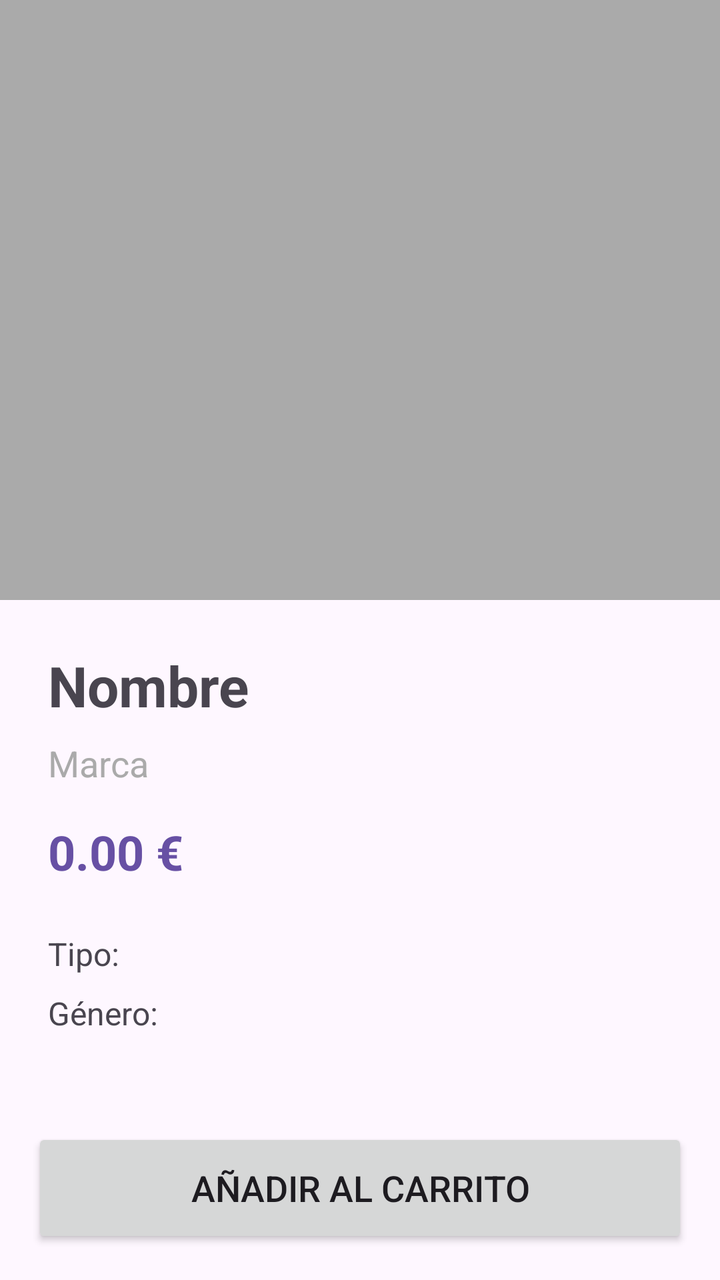
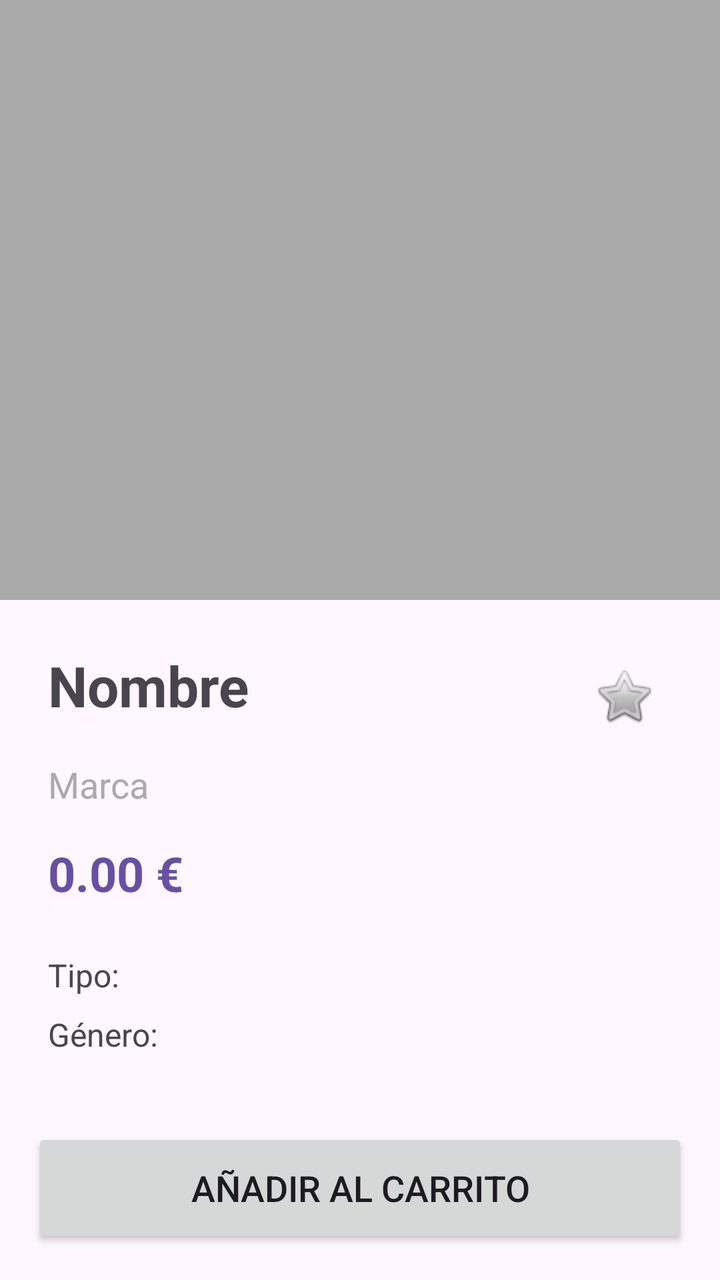

Two renders of the same Android screen: before a commit and after it. Below are the layout's source before the change and the commit's diff.
<!-- AndroidManifest.xml: application theme Theme.Proyectofinal -->
<!-- res/layout/activity_perfume_detail.xml -->
<?xml version="1.0" encoding="utf-8"?>
<androidx.constraintlayout.widget.ConstraintLayout xmlns:android="http://schemas.android.com/apk/res/android"
    xmlns:app="http://schemas.android.com/apk/res-auto"
    xmlns:tools="http://schemas.android.com/tools"
    android:layout_width="match_parent"
    android:layout_height="match_parent"
    tools:context=".ui.PerfumeDetailActivity">

    <ScrollView
        android:layout_width="match_parent"
        android:layout_height="0dp"
        app:layout_constraintBottom_toTopOf="@+id/btnComprar"
        app:layout_constraintTop_toTopOf="parent">

        <LinearLayout
            android:layout_width="match_parent"
            android:layout_height="wrap_content"
            android:orientation="vertical">

            <ImageView
                android:id="@+id/ivDetailImagen"
                android:layout_width="match_parent"
                android:layout_height="300dp"
                android:scaleType="centerCrop"
                android:src="@android:color/darker_gray" />

            <LinearLayout
                android:layout_width="match_parent"
                android:layout_height="wrap_content"
                android:orientation="vertical"
                android:padding="24dp">

                <TextView
                    android:id="@+id/tvDetailNombre"
                    android:layout_width="match_parent"
                    android:layout_height="wrap_content"
                    android:text="Nombre"
                    android:textSize="28sp"
                    android:textStyle="bold" />

                <TextView
                    android:id="@+id/tvDetailMarca"
                    android:layout_width="match_parent"
                    android:layout_height="wrap_content"
                    android:layout_marginTop="8dp"
                    android:text="Marca"
                    android:textSize="18sp"
                    android:textColor="@android:color/darker_gray" />

                <TextView
                    android:id="@+id/tvDetailPrecio"
                    android:layout_width="match_parent"
                    android:layout_height="wrap_content"
                    android:layout_marginTop="16dp"
                    android:text="0.00 €"
                    android:textColor="?attr/colorPrimary"
                    android:textSize="24sp"
                    android:textStyle="bold" />

                <TextView
                    android:id="@+id/tvDetailTipo"
                    android:layout_width="match_parent"
                    android:layout_height="wrap_content"
                    android:layout_marginTop="24dp"
                    android:text="Tipo: "
                    android:textSize="16sp" />

                <TextView
                    android:id="@+id/tvDetailGenero"
                    android:layout_width="match_parent"
                    android:layout_height="wrap_content"
                    android:layout_marginTop="8dp"
                    android:text="Género: "
                    android:textSize="16sp" />

            </LinearLayout>
        </LinearLayout>
    </ScrollView>

    <Button
        android:id="@+id/btnComprar"
        android:layout_width="match_parent"
        android:layout_height="60dp"
        android:layout_margin="16dp"
        android:text="Añadir al Carrito"
        android:textSize="18sp"
        app:layout_constraintBottom_toBottomOf="parent"
        app:layout_constraintEnd_toEndOf="parent"
        app:layout_constraintStart_toStartOf="parent" />

</androidx.constraintlayout.widget.ConstraintLayout>
<!-- resources referenced by this layout -->
<resources>
  <style name="Theme.Proyectofinal" parent="Base.Theme.Proyectofinal" />
  <style name="Base.Theme.Proyectofinal" parent="Theme.Material3.DayNight.NoActionBar">
          
          
      </style>
</resources>

<!-- the commit's change to res/layout/activity_perfume_detail.xml (unified diff, before → after) -->
@@ -30,13 +30,28 @@
                 android:orientation="vertical"
                 android:padding="24dp">
 
-                <TextView
-                    android:id="@+id/tvDetailNombre"
+                <RelativeLayout
                     android:layout_width="match_parent"
-                    android:layout_height="wrap_content"
-                    android:text="Nombre"
-                    android:textSize="28sp"
-                    android:textStyle="bold" />
+                    android:layout_height="wrap_content">
+
+                    <TextView
+                        android:id="@+id/tvDetailNombre"
+                        android:layout_width="match_parent"
+                        android:layout_height="wrap_content"
+                        android:layout_toStartOf="@id/btnFavorito"
+                        android:text="Nombre"
+                        android:textSize="28sp"
+                        android:textStyle="bold" />
+
+                    <ImageButton
+                        android:id="@+id/btnFavorito"
+                        android:layout_width="48dp"
+                        android:layout_height="48dp"
+                        android:layout_alignParentEnd="true"
+                        android:layout_centerVertical="true"
+                        android:background="?attr/selectableItemBackgroundBorderless"
+                        android:src="@android:drawable/btn_star" />
+                </RelativeLayout>
 
                 <TextView
                     android:id="@+id/tvDetailMarca"
